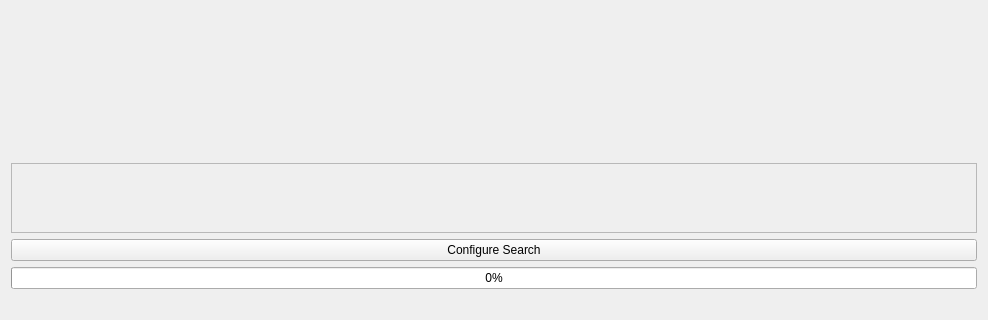
Above: src/ui/welcomewidget.ui from jspngh/shae-workstation before the change; both pictures show x 0 to 988 and y 307 to 627 of the 988 by 627 pixel window. Below: the same form after it.
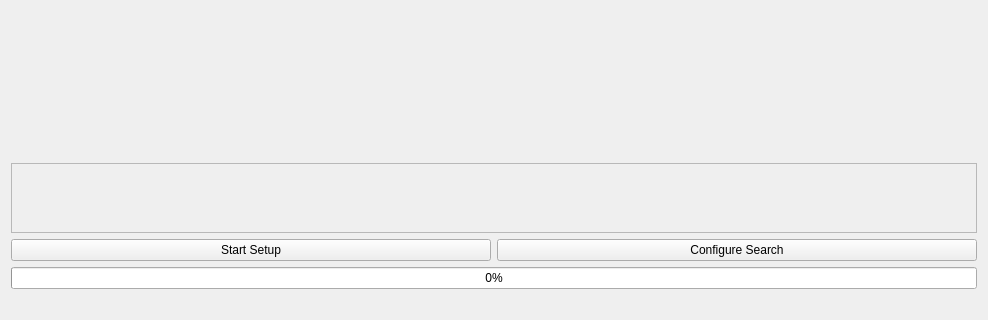
That is the form after the change.

Commit message: Second button on welcomewidget - refactor functionnames

```diff
--- a/src/ui/welcomewidget.ui
+++ b/src/ui/welcomewidget.ui
@@ -65,6 +65,18 @@
    <item row="2" column="0">
     <layout class="QVBoxLayout" name="ProgressLayout">
      <item>
+      <layout class="QHBoxLayout" name="horizontalLayout_2">
+       <item>
+        <widget class="QPushButton" name="startSetupButton">
+         <property name="text">
+          <string>Start Setup</string>
+         </property>
+         <property name="checkable">
+          <bool>false</bool>
+         </property>
+        </widget>
+       </item>
+       <item>
       <widget class="QPushButton" name="configSearchButton">
        <property name="text">
         <string>Configure Search</string>
@@ -73,6 +85,8 @@
         <bool>false</bool>
        </property>
       </widget>
+       </item>
+      </layout>
      </item>
      <item>
       <widget class="QProgressBar" name="progressBar">
```
Lines whose indentation alone changed are shown as unchanged. The commit also changes 4 other files.
